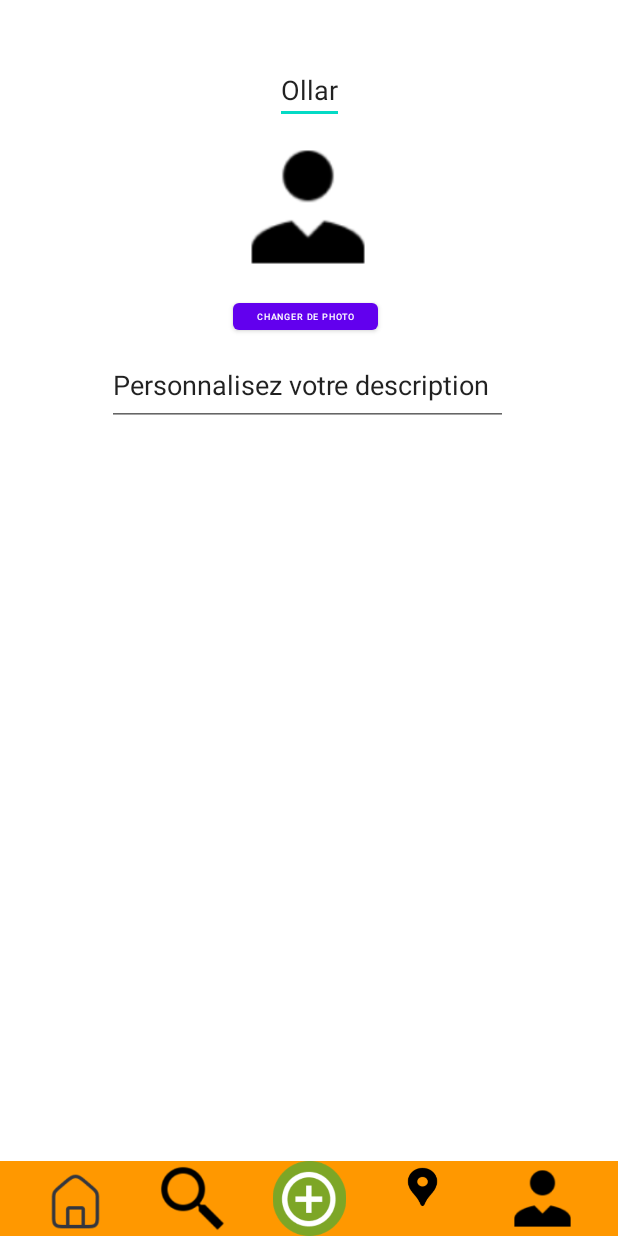
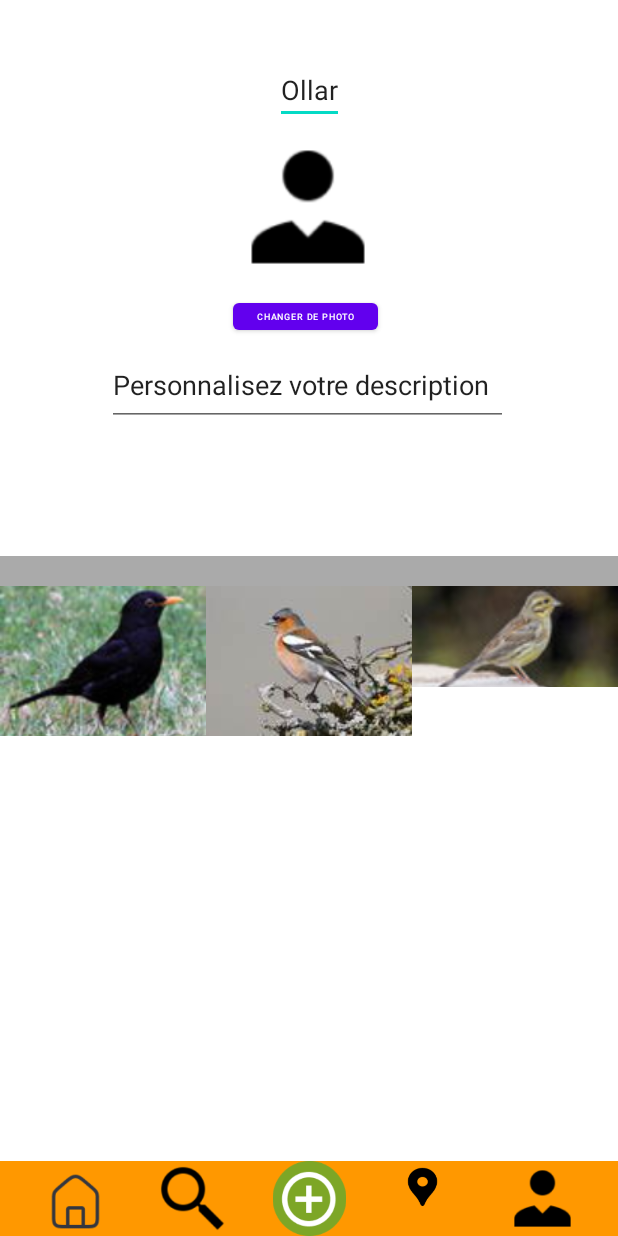
Before and after one commit to deliasTheo/Mon-Zozio, an Android app: the Profil screen opened directly, with no data from a screen before it, on a phone screen of 412 x 824 dp. Run offline under Robolectric (Android 15) with nearby library versions, the phone set to English and light mode, and no system bars; pictures from the network do not load; Roboto replaces fonts that are not available here.

Commit message:
grid profil is ok

```diff
--- /dev/null
+++ b/app/src/main/java/edu/polytech/Mon_Zozio/ImageAdapter.java
@@ -0,0 +1,62 @@
+package edu.polytech.Mon_Zozio;
+
+import android.content.Context;
+import android.view.LayoutInflater;
+import android.view.View;
+import android.view.ViewGroup;
+import android.widget.BaseAdapter;
+import android.widget.GridView;
+import android.widget.ImageView;
+
+import androidx.annotation.NonNull;
+import androidx.recyclerview.widget.RecyclerView;
+
+import java.util.ArrayList;
+import java.util.List;
+
+public class ImageAdapter extends BaseAdapter {
+    private Context context;
+    private List<Integer> images;
+
+    public ImageAdapter(Context context) {
+        this.context = context;
+        this.images = new ArrayList<>();
+    }
+
+    public void addImage(int resourceId) {
+        images.add(resourceId);
+        notifyDataSetChanged();
+    }
+
+    @Override
+    public int getCount() {
+        return images.size();
+    }
+
+    @Override
+    public Object getItem(int position) {
+        return images.get(position);
+    }
+
+    @Override
+    public long getItemId(int position) {
+        return position;
+    }
+
+    @Override
+    public View getView(int position, View convertView, ViewGroup parent) {
+        ImageView imageView;
+        if (convertView == null) {
+            imageView = new ImageView(context);
+            imageView.setLayoutParams(new GridView.LayoutParams(ViewGroup.LayoutParams.MATCH_PARENT, ViewGroup.LayoutParams.MATCH_PARENT));
+            imageView.setScaleType(ImageView.ScaleType.CENTER_CROP);
+        } else {
+            imageView = (ImageView) convertView;
+        }
+
+        int resourceId = images.get(position);
+        imageView.setImageResource(resourceId);
+
+        return imageView;
+    }
+}
--- a/app/src/main/java/edu/polytech/Mon_Zozio/Profil.java
+++ b/app/src/main/java/edu/polytech/Mon_Zozio/Profil.java
@@ -15,8 +15,10 @@ import android.util.Log;
 import android.view.View;
 import android.view.Window;
 import android.view.inputmethod.InputMethodManager;
+import android.widget.AdapterView;
 import android.widget.Button;
 import android.widget.EditText;
+import android.widget.GridView;
 import android.widget.ImageButton;
 import android.widget.ImageView;
 import android.widget.Toast;
@@ -61,6 +63,26 @@ public class Profil extends AppCompatActivity implements ClickableMenuItem<Integ
         } else {
             imageView.setImageResource(R.drawable.profil);
         }
+
+        // GridView
+        GridView gridView = findViewById(R.id.gridView);
+        ImageAdapter imageAdapter = new ImageAdapter(this);
+        gridView.setAdapter(imageAdapter);
+
+        // Ajoutez vos images à l'adaptateur de la grille
+        imageAdapter.addImage(R.drawable.merle);
+        imageAdapter.addImage(R.drawable.pinson);
+        imageAdapter.addImage(R.drawable.bruant_zizi);
+        // Ajoutez autant d'images que vous le souhaitez
+
+        gridView.setOnItemClickListener(new AdapterView.OnItemClickListener() {
+            @Override
+            public void onItemClick(AdapterView<?> parent, View view, int position, long id) {
+                // Réagissez au clic sur une image de la grille
+                // Vous pouvez afficher l'image en plein écran, la modifier, etc.
+                Toast.makeText(Profil.this, "Image " + position + " clicked", Toast.LENGTH_SHORT).show();
+            }
+        });
 
         // UserName
         userName = findViewById(R.id.UserName);
--- a/app/src/main/res/layout/activity_profil.xml
+++ b/app/src/main/res/layout/activity_profil.xml
@@ -83,6 +83,40 @@
         app:layout_constraintRight_toRightOf="parent"
         app:layout_constraintTop_toBottomOf="@id/description" />
 
+    <!-- Rectangle gris horizontal -->
+    <View
+        android:id="@+id/horizontalSeparator"
+        android:layout_width="match_parent"
+        android:layout_height="20dp"
+        android:background="@android:color/darker_gray"
+        app:layout_constraintTop_toBottomOf="@id/description"
+        app:layout_constraintBottom_toTopOf="@id/gridView"
+        android:layout_marginTop="130px"/>
+
+
+
+    <androidx.constraintlayout.widget.Guideline
+        android:id="@+id/guideline"
+        android:layout_width="wrap_content"
+        android:layout_height="wrap_content"
+        android:orientation="vertical"
+        app:layout_constraintGuide_begin="20dp" />
+
+    <GridView
+        android:id="@+id/gridView"
+        android:layout_width="0dp"
+        android:layout_height="0dp"
+        android:columnCount="3"
+        android:gravity="center"
+        android:numColumns="3"
+        app:layout_constraintBottom_toBottomOf="parent"
+        app:layout_constraintEnd_toEndOf="parent"
+        app:layout_constraintStart_toStartOf="parent"
+        app:layout_constraintTop_toBottomOf="@id/horizontalSeparator">
+
+
+    </GridView>
+
     <FrameLayout
         android:id="@+id/fragmentMenu"
         android:layout_width="match_parent"
@@ -94,11 +128,4 @@
 
     </FrameLayout>
 
-    <androidx.constraintlayout.widget.Guideline
-        android:id="@+id/guideline"
-        android:layout_width="wrap_content"
-        android:layout_height="wrap_content"
-        android:orientation="vertical"
-        app:layout_constraintGuide_begin="20dp" />
-
 </androidx.constraintlayout.widget.ConstraintLayout>
```
Also changed, not shown: app/src/main/res/drawable/bruant_zizi.jpg (added), app/src/main/res/drawable/merle.jpg, app/src/main/res/drawable/pinson.jpg (added).
